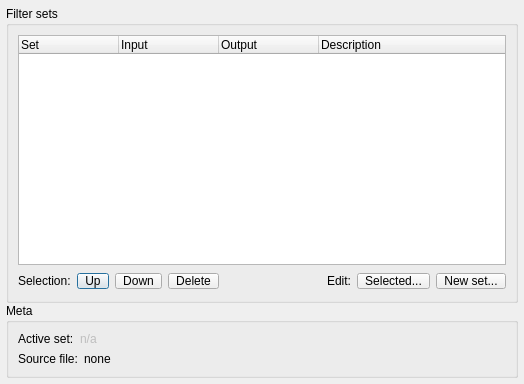
Above: src/display/qt/dialogs/ui/filter_sets_list_dialog.ui from mrehkopf/vcs before the change. Below: the same form after it.
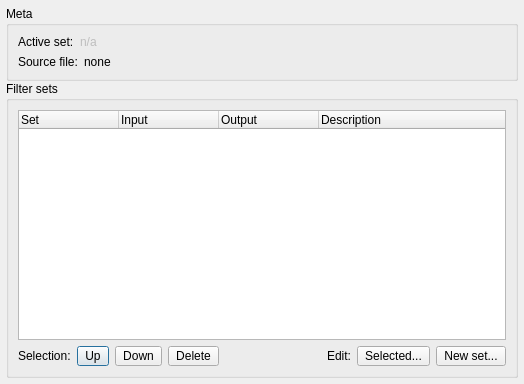
That is the form after the change.

Commit message: Filter sets list dialog: Move metadata to top of dialog

```diff
--- a/src/display/qt/dialogs/ui/filter_sets_list_dialog.ui
+++ b/src/display/qt/dialogs/ui/filter_sets_list_dialog.ui
@@ -29,12 +29,87 @@
    <property name="bottomMargin">
     <number>6</number>
    </property>
+   <item>
+    <widget class="QGroupBox" name="groupBox_meta">
+     <property name="title">
+      <string>Meta</string>
+     </property>
+     <layout class="QVBoxLayout" name="verticalLayout_2">
+      <item>
+       <layout class="QHBoxLayout" name="horizontalLayout_2">
+        <item>
+         <widget class="QLabel" name="label">
+          <property name="sizePolicy">
+           <sizepolicy hsizetype="Maximum" vsizetype="Preferred">
+            <horstretch>0</horstretch>
+            <verstretch>0</verstretch>
+           </sizepolicy>
+          </property>
+          <property name="font">
+           <font>
+            <weight>50</weight>
+            <bold>false</bold>
+           </font>
+          </property>
+          <property name="text">
+           <string>Active set:</string>
+          </property>
+         </widget>
+        </item>
+        <item>
+         <widget class="QLabel" name="label_activeSet">
+          <property name="enabled">
+           <bool>false</bool>
+          </property>
+          <property name="text">
+           <string>n/a</string>
+          </property>
+         </widget>
+        </item>
+       </layout>
+      </item>
+      <item>
+       <layout class="QHBoxLayout" name="horizontalLayout_3" stretch="0,1">
+        <item>
+         <widget class="QLabel" name="label_15">
+          <property name="sizePolicy">
+           <sizepolicy hsizetype="Maximum" vsizetype="Preferred">
+            <horstretch>0</horstretch>
+            <verstretch>0</verstretch>
+           </sizepolicy>
+          </property>
+          <property name="font">
+           <font>
+            <weight>50</weight>
+            <bold>false</bold>
+           </font>
+          </property>
+          <property name="text">
+           <string>Source file:</string>
+          </property>
+         </widget>
+        </item>
+        <item>
+         <widget class="QLabel" name="label_sourceFilename">
+          <property name="text">
+           <string>none</string>
+          </property>
+         </widget>
+        </item>
+       </layout>
+      </item>
+     </layout>
+    </widget>
+   </item>
    <item>
     <widget class="QGroupBox" name="groupBox">
      <property name="title">
       <string>Filter sets</string>
      </property>
      <layout class="QVBoxLayout" name="verticalLayout">
+      <property name="topMargin">
+       <number>9</number>
+      </property>
       <item>
        <widget class="QTreeWidget" name="treeWidget_setList">
         <property name="rootIsDecorated">
@@ -78,7 +153,7 @@
        </widget>
       </item>
       <item>
-       <layout class="QHBoxLayout" name="horizontalLayout">
+       <layout class="QHBoxLayout" name="horizontalLayout" stretch="0,0,0,0,0,0,0,0">
         <item>
          <widget class="QLabel" name="label_2">
           <property name="text">
@@ -89,7 +164,7 @@
         <item>
          <widget class="QPushButton" name="pushButton_up">
           <property name="sizePolicy">
-           <sizepolicy hsizetype="Minimum" vsizetype="Fixed">
+           <sizepolicy hsizetype="Minimum" vsizetype="Preferred">
             <horstretch>0</horstretch>
             <verstretch>0</verstretch>
            </sizepolicy>
@@ -111,7 +186,7 @@
         <item>
          <widget class="QPushButton" name="pushButton_down">
           <property name="sizePolicy">
-           <sizepolicy hsizetype="Minimum" vsizetype="Fixed">
+           <sizepolicy hsizetype="Minimum" vsizetype="Preferred">
             <horstretch>0</horstretch>
             <verstretch>0</verstretch>
            </sizepolicy>
@@ -133,7 +208,7 @@
         <item>
          <widget class="QPushButton" name="pushButton_removeSelected">
           <property name="sizePolicy">
-           <sizepolicy hsizetype="Minimum" vsizetype="Fixed">
+           <sizepolicy hsizetype="Minimum" vsizetype="Preferred">
             <horstretch>0</horstretch>
             <verstretch>0</verstretch>
            </sizepolicy>
@@ -175,7 +250,7 @@
         <item>
          <widget class="QPushButton" name="pushButton_editSelected">
           <property name="sizePolicy">
-           <sizepolicy hsizetype="Minimum" vsizetype="Fixed">
+           <sizepolicy hsizetype="Minimum" vsizetype="Preferred">
             <horstretch>0</horstretch>
             <verstretch>0</verstretch>
            </sizepolicy>
@@ -191,7 +266,7 @@
         <item>
          <widget class="QPushButton" name="pushButton_add">
           <property name="sizePolicy">
-           <sizepolicy hsizetype="Minimum" vsizetype="Fixed">
+           <sizepolicy hsizetype="Minimum" vsizetype="Preferred">
             <horstretch>0</horstretch>
             <verstretch>0</verstretch>
            </sizepolicy>
@@ -215,78 +290,6 @@
      </layout>
     </widget>
    </item>
-   <item>
-    <widget class="QGroupBox" name="groupBox_meta">
-     <property name="title">
-      <string>Meta</string>
-     </property>
-     <layout class="QVBoxLayout" name="verticalLayout_2">
-      <item>
-       <layout class="QHBoxLayout" name="horizontalLayout_2">
-        <item>
-         <widget class="QLabel" name="label">
-          <property name="sizePolicy">
-           <sizepolicy hsizetype="Maximum" vsizetype="Preferred">
-            <horstretch>0</horstretch>
-            <verstretch>0</verstretch>
-           </sizepolicy>
-          </property>
-          <property name="font">
-           <font>
-            <weight>50</weight>
-            <bold>false</bold>
-           </font>
-          </property>
-          <property name="text">
-           <string>Active set:</string>
-          </property>
-         </widget>
-        </item>
-        <item>
-         <widget class="QLabel" name="label_activeSet">
-          <property name="enabled">
-           <bool>false</bool>
-          </property>
-          <property name="text">
-           <string>n/a</string>
-          </property>
-         </widget>
-        </item>
-       </layout>
-      </item>
-      <item>
-       <layout class="QHBoxLayout" name="horizontalLayout_3" stretch="0,1">
-        <item>
-         <widget class="QLabel" name="label_15">
-          <property name="sizePolicy">
-           <sizepolicy hsizetype="Maximum" vsizetype="Preferred">
-            <horstretch>0</horstretch>
-            <verstretch>0</verstretch>
-           </sizepolicy>
-          </property>
-          <property name="font">
-           <font>
-            <weight>50</weight>
-            <bold>false</bold>
-           </font>
-          </property>
-          <property name="text">
-           <string>Source file:</string>
-          </property>
-         </widget>
-        </item>
-        <item>
-         <widget class="QLabel" name="label_sourceFilename">
-          <property name="text">
-           <string>none</string>
-          </property>
-         </widget>
-        </item>
-       </layout>
-      </item>
-     </layout>
-    </widget>
-   </item>
   </layout>
  </widget>
  <resources/>
```
